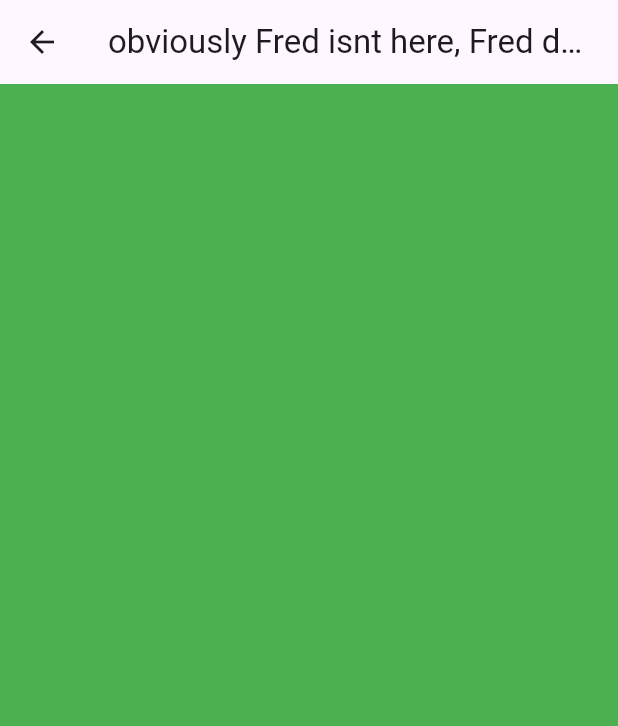
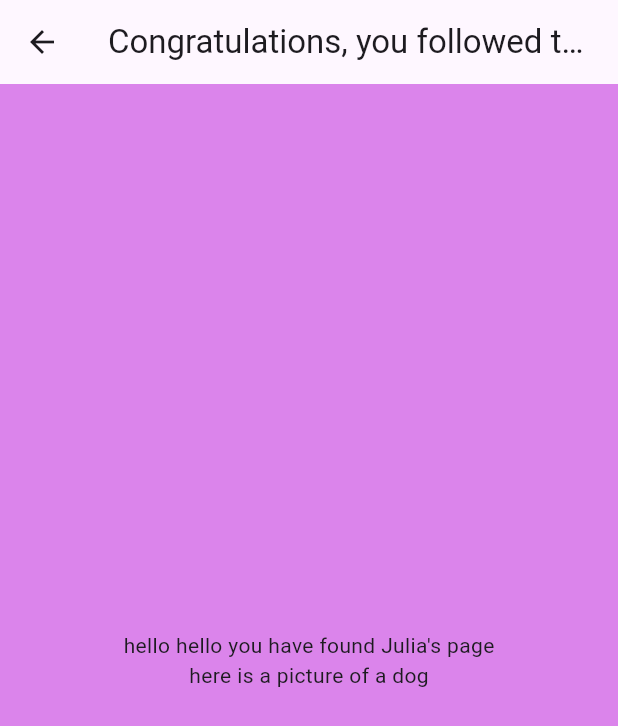
Before and after one commit to AaronAucoin/sharedproject, a Flutter app: the redpillno screen opened directly, on a phone screen of 412 x 824 dp. Shown: the top 726 px of the screen. Run offline on Flutter 3.47's test engine with Material 3 defaults, Android fonts, the light colour scheme and no system bars.

Commit message:
added some text on my page

```diff
--- a/lib/main.dart
+++ b/lib/main.dart
@@ -366,7 +366,7 @@ class redpill1 extends StatelessWidget {
                   );
                   // Pop here with "Nope"...
                 },
-                child: const Text("<-- Julia says don't click that one"),
+                child: const Text("<-- don't click that one"),
               ),
             )
           ],
@@ -405,16 +405,19 @@ class redpillno extends StatelessWidget {
       appBar: AppBar(
         title: Center(
             child: const Text(
-                'obviously Fred isnt here, Fred does not show himself to liars!')),
+                'Congratulations, you followed the instructions from the previous page')),
       ),
-      backgroundColor: Colors.green,
+      backgroundColor: const Color.fromARGB(255, 219, 132, 235),
       body: Center(
         child: Column(
           mainAxisAlignment: MainAxisAlignment.center,
           children: [
-            Row(
+            Column(
               mainAxisAlignment: MainAxisAlignment.spaceEvenly,
-              children: [],
+              children: [
+                Text("hello hello you have found Julia's page"),
+                Text("here is a picture of a dog")
+              ],
             ),
           ],
         ),
```
